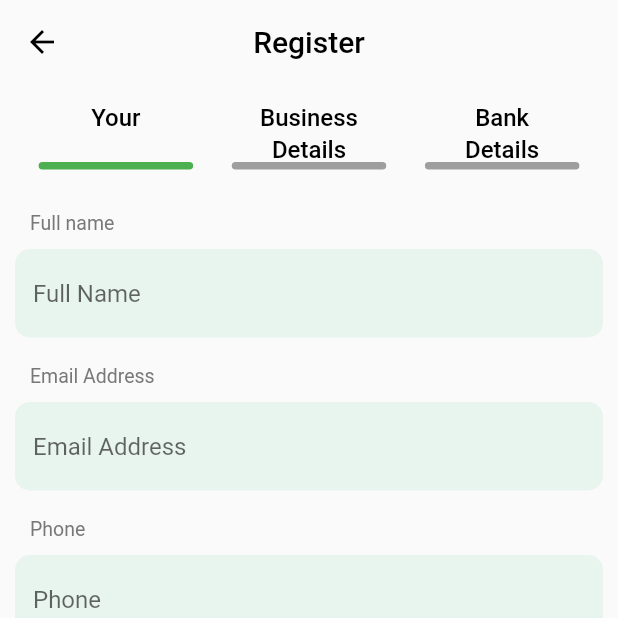
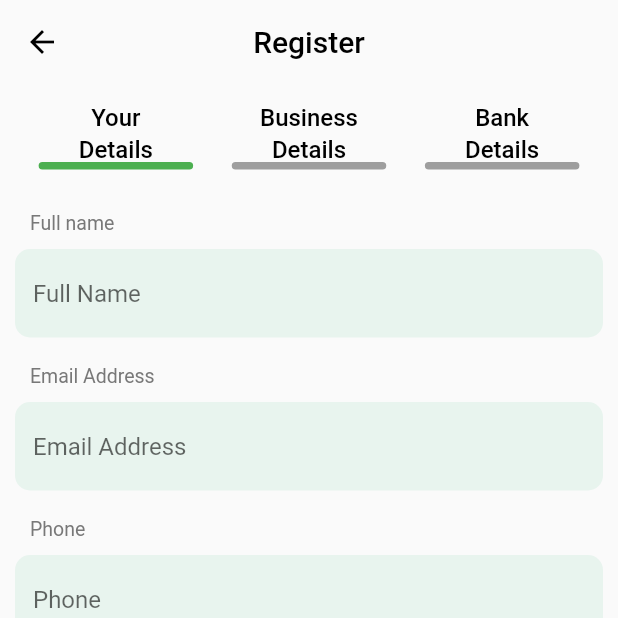
Before and after one commit to SagarDesai9261/Homeless, a Flutter app: the Register_merchant screen opened directly, on a phone screen of 412 x 824 dp, the top half of it. Run offline on Flutter 3.47's test engine with Material 2 defaults, Android fonts, the phone set to English and light mode, and no system bars; our stand-ins replace cloud_firestore, firebase_auth, firebase_core, firebase_storage, google_maps_flutter, google_mobile_ads and 3 more; missing offline and left inert: navbar_router; accounts and stored records are empty; Roboto replaces fonts that are missing (SF Pro Text).

Commit message:
Your commit

```diff
--- a/lib/Screen/Register_merchant.dart
+++ b/lib/Screen/Register_merchant.dart
@@ -78,7 +78,7 @@ class _Register_merchantState extends State<Register_merchant> {
   int currentStep = 0;
   List steps = [
     {
-      'title': "Your ",
+      'title': "Your Details",
     },
     {
       'title': "Business Details",
```
